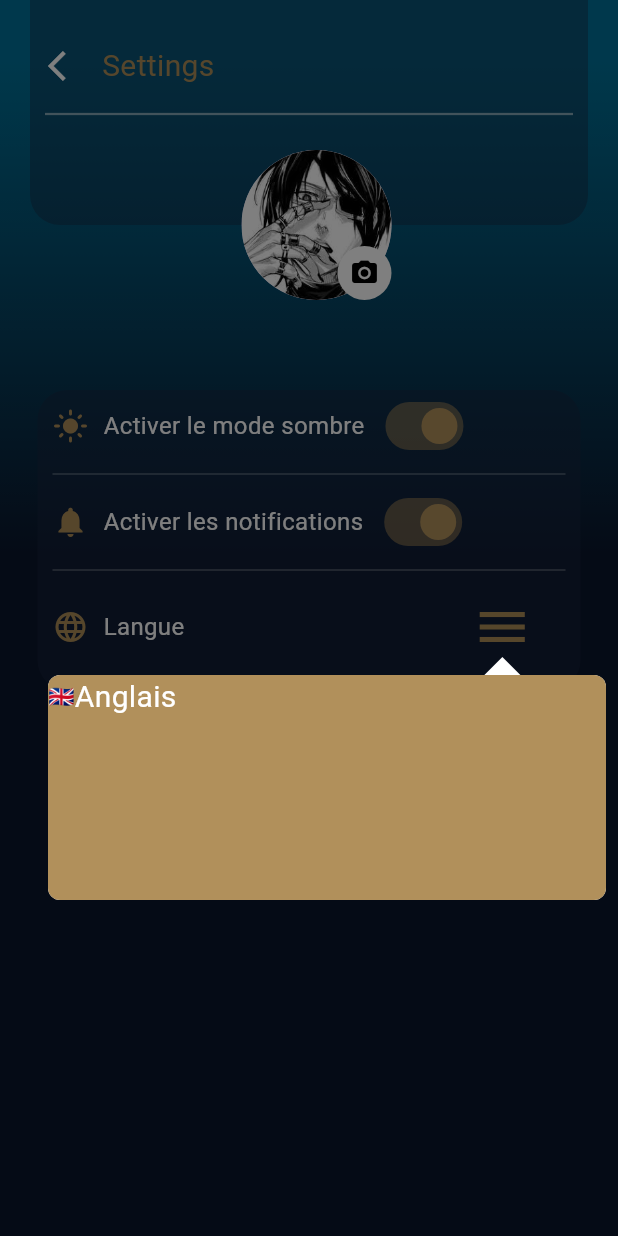
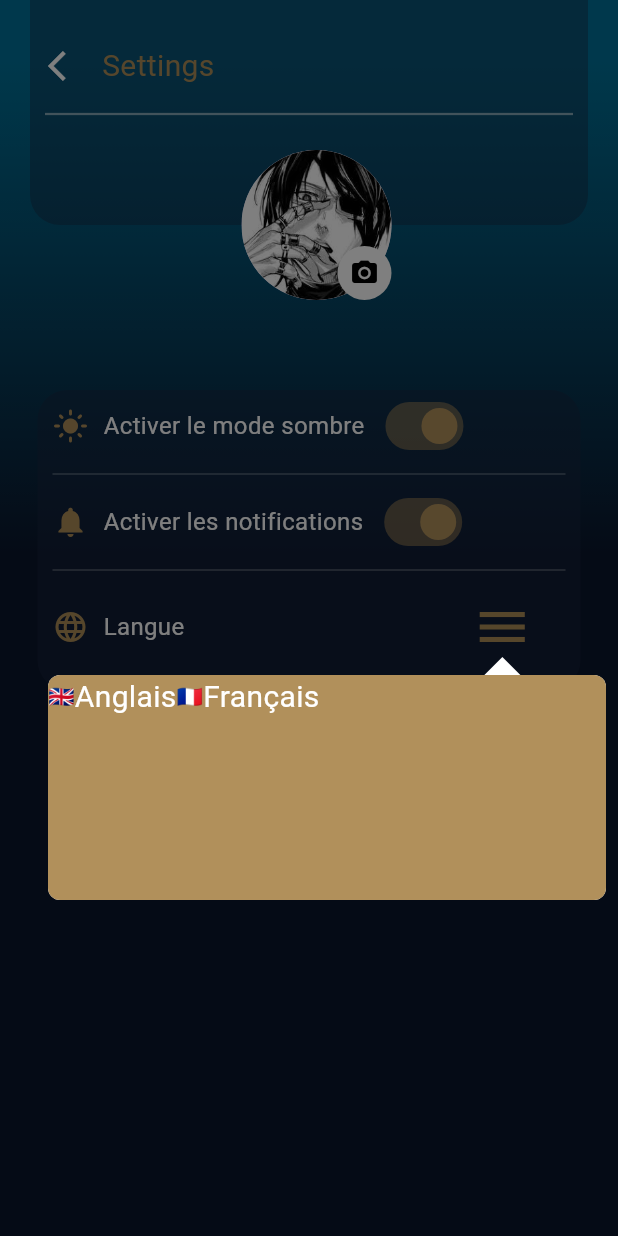
Before and after one commit to Cl3m3nt03/LAB-DAY, a Flutter app: the SettingsPage screen opened directly, after a tap on the "menu" icon, on a phone screen of 412 x 824 dp. Run offline on Flutter 3.47's test engine with Material 3 defaults, Android fonts, the phone set to English and light mode, and no system bars; our stand-ins replace cloud_firestore, delightful_toast, firebase_auth, firebase_core, flutter_keyboard_visibility, google_fonts and 4 more; accounts and stored records are empty.

Commit message:
Fix Page Settings

```diff
--- a/lib/page/profile_page.dart
+++ b/lib/page/profile_page.dart
@@ -127,7 +127,7 @@ class ProfilePage extends StatelessWidget {
                                   child: Row(
                                     children: [
                                       Icon(Icons.settings, color: Colors.white),
-                                      SizedBox(width: 15),
+                                      SizedBox(width: 5),
                                       TextButton(
                                     onPressed: () {
                                       Navigator.push(
--- a/lib/widget/MenuItem.dart
+++ b/lib/widget/MenuItem.dart
@@ -43,10 +43,25 @@ class Listitem extends StatelessWidget {
                               Text("Anglais", style: TextStyle(color: Colors.white, fontSize: 20),),
                             ],
                           ),
-                        )
+                        ),
                       ],
                     ),
-                  )
+                  ),
+                  Divider(),
+                  Container(
+                    child: Row(
+                      children: [
+                        Container(
+                          child: Row(
+                            children: [
+                              Text('🇫🇷'),
+                              Text("Français", style: TextStyle(color: Colors.white, fontSize: 20),),
+                            ],
+                          ),
+                        ),
+                      ],
+                    ),
+                  ),
                 ],
               ),
             ],
```
